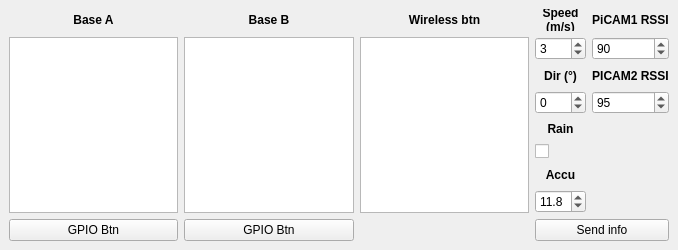
Above: F3FChrono/gui/simulate_base.ui from jomarin38/F3FChrono before the change. Below: the same form after it.
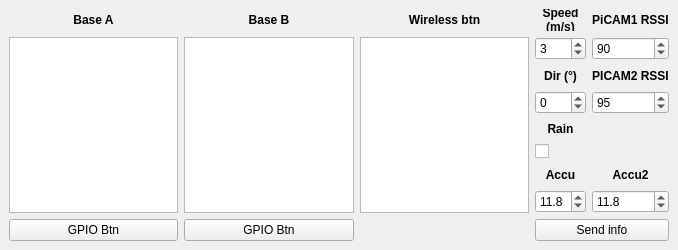
That is the form after the change.

Commit message: Remove weather syntax warning fix simulate issue accu2 voltage, simulate btn base A & B

Patch:
```diff
--- a/F3FChrono/gui/simulate_base.ui
+++ b/F3FChrono/gui/simulate_base.ui
@@ -313,6 +313,53 @@
     <item row="2" column="0" rowspan="7">
      <widget class="QListWidget" name="listBaseA"/>
     </item>
+    <item row="8" column="4">
+     <widget class="QDoubleSpinBox" name="AccuVoltage_2">
+      <property name="decimals">
+       <number>1</number>
+      </property>
+      <property name="minimum">
+       <double>9.000000000000000</double>
+      </property>
+      <property name="maximum">
+       <double>12.600000000000000</double>
+      </property>
+      <property name="singleStep">
+       <double>0.100000000000000</double>
+      </property>
+      <property name="value">
+       <double>11.800000000000001</double>
+      </property>
+     </widget>
+    </item>
+    <item row="7" column="4">
+     <widget class="QLabel" name="label_28">
+      <property name="minimumSize">
+       <size>
+        <width>0</width>
+        <height>15</height>
+       </size>
+      </property>
+      <property name="maximumSize">
+       <size>
+        <width>16777215</width>
+        <height>16777215</height>
+       </size>
+      </property>
+      <property name="font">
+       <font>
+        <weight>75</weight>
+        <bold>true</bold>
+       </font>
+      </property>
+      <property name="text">
+       <string>Accu2</string>
+      </property>
+      <property name="alignment">
+       <set>Qt::AlignCenter</set>
+      </property>
+     </widget>
+    </item>
    </layout>
   </widget>
  </widget>
```
The commit also changes 4 other files.
